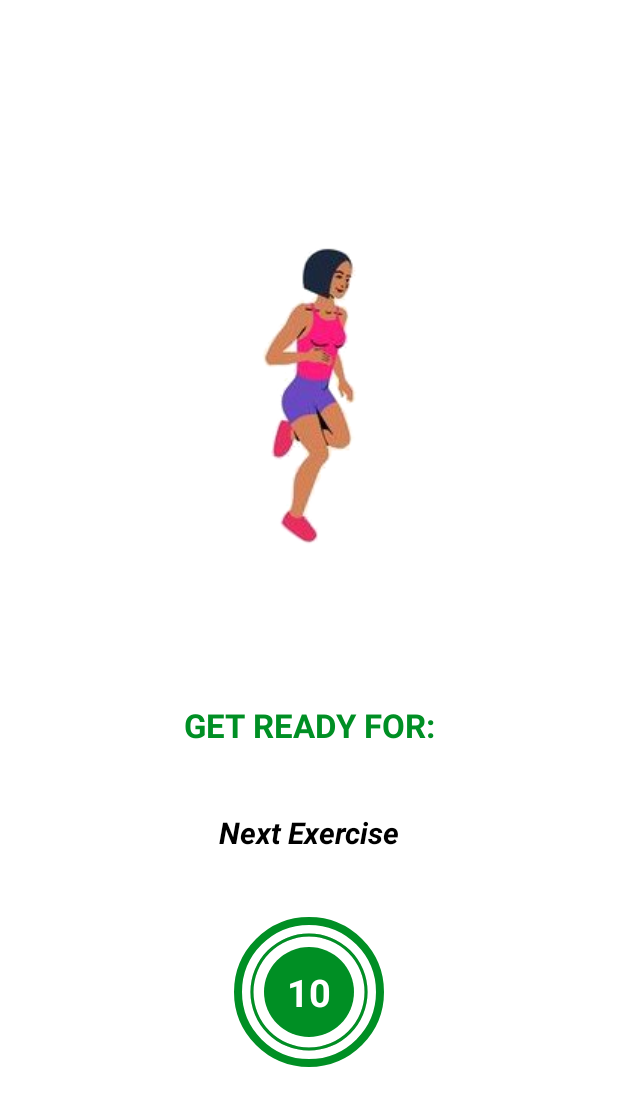
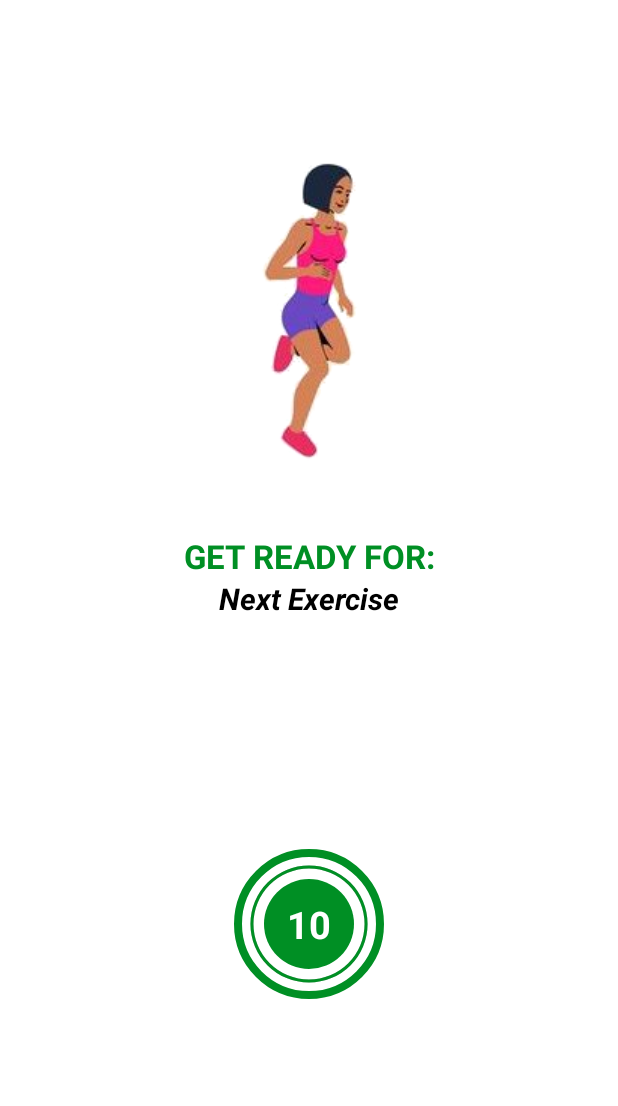
Before and after one commit to schoffen/7-Minute-Workout-App, an Android app: the layout activity_exercise.xml on its own in the app's theme, with its tools: preview values and no code run, on a phone screen of 412 x 824 dp. Shown: the top 1106 px of the screen. Run offline under Robolectric (Android 15) with nearby library versions, the phone set to English and light mode, and no system bars.

Commit message:
add exercise progress list and fixed layout

```diff
--- /dev/null
+++ b/app/src/main/res/drawable/item_circular_color_gray_background.xml
@@ -0,0 +1,6 @@
+<?xml version="1.0" encoding="utf-8"?>
+<shape xmlns:android="http://schemas.android.com/apk/res/android"
+    android:shape="oval">
+    <solid android:color="#c4c4c4">
+    </solid>
+</shape>
--- /dev/null
+++ b/app/src/main/res/drawable/item_circular_color_green_background.xml
@@ -0,0 +1,6 @@
+<?xml version="1.0" encoding="utf-8"?>
+<shape xmlns:android="http://schemas.android.com/apk/res/android"
+    android:shape="oval">
+    <solid android:color="@color/colorAccent">
+    </solid>
+</shape>
--- a/app/src/main/res/layout/activity_exercise.xml
+++ b/app/src/main/res/layout/activity_exercise.xml
@@ -18,6 +18,20 @@
         app:titleTextColor="@color/colorPrimary"
         />
 
+    <ImageView
+        android:id="@+id/ivExerciseImage"
+        android:layout_width="wrap_content"
+        android:layout_height="300dp"
+        android:visibility="invisible"
+        app:layout_constraintTop_toBottomOf="@+id/toolbarExercise"
+        app:layout_constraintBottom_toTopOf="@id/tvTitle"
+        app:layout_constraintEnd_toEndOf="parent"
+        app:layout_constraintStart_toStartOf="parent"
+        android:contentDescription="@string/exercise_preview"
+
+        tools:src="@drawable/buttkick_1"
+        tools:visibility="visible" />
+
     <TextView
         android:id="@+id/tvTitle"
         android:layout_width="wrap_content"
@@ -26,11 +40,10 @@
         android:textColor="@color/colorAccent"
         android:textSize="22sp"
         android:textStyle="bold"
-        android:layout_marginTop="300dp"
-        app:layout_constraintBottom_toTopOf="@id/flProgress"
+        app:layout_constraintTop_toBottomOf="@+id/ivExerciseImage"
+        app:layout_constraintBottom_toTopOf="@id/tvNextExercise"
         app:layout_constraintEnd_toEndOf="parent"
-        app:layout_constraintStart_toStartOf="parent"
-        app:layout_constraintTop_toBottomOf="@+id/toolbarExercise" />
+        app:layout_constraintStart_toStartOf="parent" />
 
     <TextView
         android:id="@+id/tvNextExercise"
@@ -40,37 +53,20 @@
         android:textColor="@color/black"
         android:textSize="20sp"
         android:textStyle="italic|bold"
-
-        app:layout_constraintBottom_toTopOf="@+id/flProgress"
+        app:layout_constraintTop_toBottomOf="@+id/tvTitle"
         app:layout_constraintEnd_toEndOf="parent"
         app:layout_constraintStart_toStartOf="parent"
-        app:layout_constraintTop_toBottomOf="@+id/tvTitle"
         />
-
-    <ImageView
-        android:id="@+id/ivExerciseImage"
-        android:layout_width="wrap_content"
-        android:layout_height="wrap_content"
-        android:scaleType="fitXY"
-        android:visibility="gone"
-        app:layout_constraintBottom_toTopOf="@id/tvTitle"
-        app:layout_constraintEnd_toEndOf="parent"
-        app:layout_constraintStart_toStartOf="parent"
-        app:layout_constraintTop_toBottomOf="@+id/toolbarExercise"
-        android:contentDescription="@string/exercise_preview"
-
-        tools:src="@drawable/buttkick_1"
-        tools:visibility="visible" />
 
     <FrameLayout
         android:id="@+id/flProgress"
         android:layout_width="100dp"
         android:layout_height="100dp"
         android:background="@drawable/item_circular_color_accent_border"
-        app:layout_constraintBottom_toBottomOf="parent"
         app:layout_constraintEnd_toEndOf="parent"
         app:layout_constraintStart_toStartOf="parent"
-        app:layout_constraintTop_toBottomOf="@+id/tvTitle">
+        app:layout_constraintTop_toBottomOf="@+id/tvNextExercise"
+        app:layout_constraintBottom_toTopOf="@id/rvExerciseStatus">
 
         <ProgressBar
             android:id="@+id/progressBar"
@@ -104,5 +100,15 @@
         </LinearLayout>
     </FrameLayout>
 
+    <androidx.recyclerview.widget.RecyclerView
+        android:id="@+id/rvExerciseStatus"
+        android:layout_width="wrap_content"
+        android:layout_height="wrap_content"
+        android:layout_margin="5dp"
+        app:layout_constraintBottom_toBottomOf="parent"
+        app:layout_constraintStart_toStartOf="parent"
+        app:layout_constraintEnd_toEndOf="parent"
+        />
+
 
 </androidx.constraintlayout.widget.ConstraintLayout>
```
Also changed, not shown: app/src/main/java/com/example/a7minuteworkout/ExerciseActivity.kt (+20 -4 lines), app/src/main/java/com/example/a7minuteworkout/ExerciseStatusAdapter.kt (added, +50 -0 lines), app/src/main/res/drawable/item_circular_border_green_background.xml (added, +11 -0 lines), app/src/main/res/layout/item_exercise_status.xml (added, +16 -0 lines), 1 other file.
